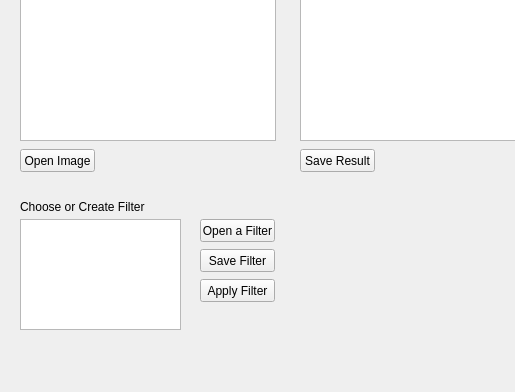
This is convfilter.ui in lynch1/ConvFilters as Qt 5 draws it before an edit; both pictures show x 0 to 515 and y 127 to 519 of the 608 by 519 pixel window. The edited form follows.
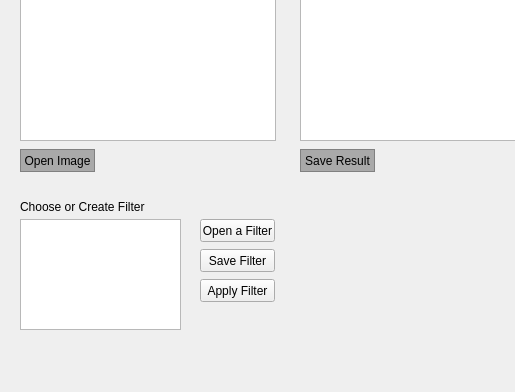
This is the edited form.

Commit message: Changed to using the connect() for connecting signals and slots intead of the automatic way the designer method uses. It makes the slot names simpler.

```diff
--- a/convfilter.ui
+++ b/convfilter.ui
@@ -46,6 +46,12 @@
       <height>23</height>
      </rect>
     </property>
+    <property name="styleSheet">
+     <string notr="true">QPushButton{
+background-color: #A9A9A9;
+border: 1px solid gray;
+}</string>
+    </property>
     <property name="text">
      <string>Open Image</string>
     </property>
@@ -72,6 +78,104 @@
       <height>23</height>
      </rect>
     </property>
+    <property name="palette">
+     <palette>
+      <active>
+       <colorrole role="Button">
+        <brush brushstyle="SolidPattern">
+         <color alpha="255">
+          <red>169</red>
+          <green>169</green>
+          <blue>169</blue>
+         </color>
+        </brush>
+       </colorrole>
+       <colorrole role="Base">
+        <brush brushstyle="SolidPattern">
+         <color alpha="255">
+          <red>169</red>
+          <green>169</green>
+          <blue>169</blue>
+         </color>
+        </brush>
+       </colorrole>
+       <colorrole role="Window">
+        <brush brushstyle="SolidPattern">
+         <color alpha="255">
+          <red>169</red>
+          <green>169</green>
+          <blue>169</blue>
+         </color>
+        </brush>
+       </colorrole>
+      </active>
+      <inactive>
+       <colorrole role="Button">
+        <brush brushstyle="SolidPattern">
+         <color alpha="255">
+          <red>169</red>
+          <green>169</green>
+          <blue>169</blue>
+         </color>
+        </brush>
+       </colorrole>
+       <colorrole role="Base">
+        <brush brushstyle="SolidPattern">
+         <color alpha="255">
+          <red>169</red>
+          <green>169</green>
+          <blue>169</blue>
+         </color>
+        </brush>
+       </colorrole>
+       <colorrole role="Window">
+        <brush brushstyle="SolidPattern">
+         <color alpha="255">
+          <red>169</red>
+          <green>169</green>
+          <blue>169</blue>
+         </color>
+        </brush>
+       </colorrole>
+      </inactive>
+      <disabled>
+       <colorrole role="Button">
+        <brush brushstyle="SolidPattern">
+         <color alpha="255">
+          <red>169</red>
+          <green>169</green>
+          <blue>169</blue>
+         </color>
+        </brush>
+       </colorrole>
+       <colorrole role="Base">
+        <brush brushstyle="SolidPattern">
+         <color alpha="255">
+          <red>169</red>
+          <green>169</green>
+          <blue>169</blue>
+         </color>
+        </brush>
+       </colorrole>
+       <colorrole role="Window">
+        <brush brushstyle="SolidPattern">
+         <color alpha="255">
+          <red>169</red>
+          <green>169</green>
+          <blue>169</blue>
+         </color>
+        </brush>
+       </colorrole>
+      </disabled>
+     </palette>
+    </property>
+    <property name="styleSheet">
+     <string notr="true">QPushButton{
+background-color: #A9A9A9;
+border: 1px solid gray;
+
+}</string>
+    </property>
     <property name="text">
      <string>Save Result</string>
     </property>
```
The commit also changes 2 other files.
